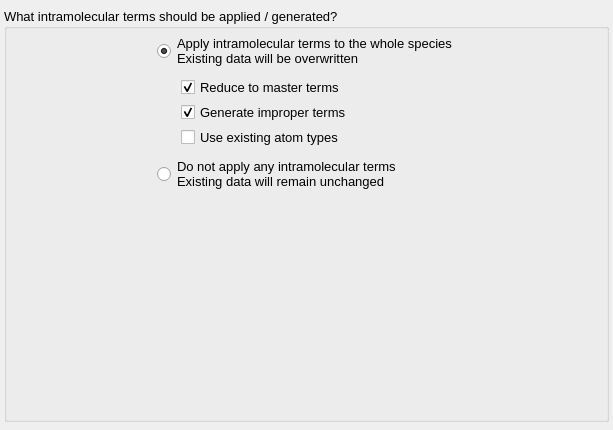
Before: the Qt Designer form src/gui/addforcefieldtermswizard.ui in disorderedmaterials/dissolve, drawn with Qt 5.
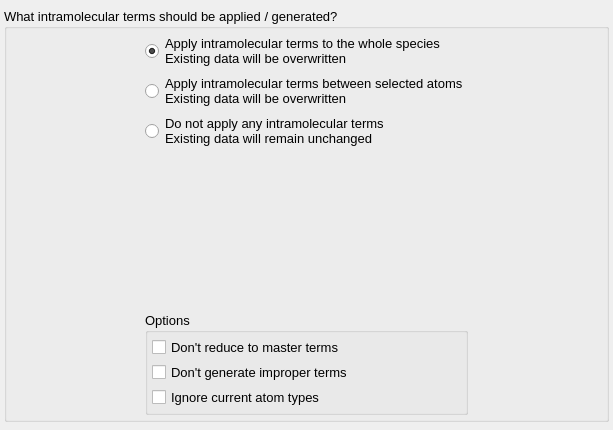
After: the same form once the commit is applied. The open tabs and pages were chosen to show the change. Icons and pictures are not drawn. Custom widgets are drawn as their Qt base class.

Commit message: Allow forcefield types/terms to be assigned to current atom selection only.

The edit to the form file:
```diff
--- a/src/gui/addforcefieldtermswizard.ui
+++ b/src/gui/addforcefieldtermswizard.ui
@@ -473,102 +473,25 @@
              </widget>
             </item>
             <item>
-             <layout class="QHBoxLayout" name="horizontalLayout_9">
-              <property name="spacing">
-               <number>0</number>
+             <widget class="QRadioButton" name="IntramolecularTermsAssignSelectionRadio">
+              <property name="text">
+               <string>Apply intramolecular terms between selected atoms
+Existing data will be overwritten</string>
               </property>
-              <item>
-               <spacer name="horizontalSpacer_3">
-                <property name="orientation">
-                 <enum>Qt::Horizontal</enum>
-                </property>
-                <property name="sizeType">
-                 <enum>QSizePolicy::Fixed</enum>
-                </property>
-                <property name="sizeHint" stdset="0">
-                 <size>
-                  <width>20</width>
-                  <height>20</height>
-                 </size>
-                </property>
-               </spacer>
-              </item>
-              <item>
-               <widget class="QWidget" name="IntramolecularTermsWidget" native="true">
-                <property name="sizePolicy">
-                 <sizepolicy hsizetype="Expanding" vsizetype="Preferred">
-                  <horstretch>0</horstretch>
-                  <verstretch>0</verstretch>
-                 </sizepolicy>
-                </property>
-                <layout class="QVBoxLayout" name="verticalLayout_19">
-                 <property name="spacing">
-                  <number>4</number>
-                 </property>
-                 <property name="leftMargin">
-                  <number>4</number>
-                 </property>
-                 <property name="topMargin">
-                  <number>4</number>
-                 </property>
-                 <property name="rightMargin">
-                  <number>4</number>
-                 </property>
-                 <property name="bottomMargin">
-                  <number>4</number>
-                 </property>
-                 <item>
-                  <widget class="QCheckBox" name="ReduceToMasterTermsCheck">
-                   <property name="sizePolicy">
-                    <sizepolicy hsizetype="Expanding" vsizetype="Fixed">
-                     <horstretch>0</horstretch>
-                     <verstretch>0</verstretch>
-                    </sizepolicy>
-                   </property>
-                   <property name="text">
-                    <string>Reduce to master terms</string>
-                   </property>
-                   <property name="checked">
-                    <bool>true</bool>
-                   </property>
-                  </widget>
-                 </item>
-                 <item>
-                  <widget class="QCheckBox" name="GenerateImproperTermsCheck">
-                   <property name="sizePolicy">
-                    <sizepolicy hsizetype="Expanding" vsizetype="Fixed">
-                     <horstretch>0</horstretch>
-                     <verstretch>0</verstretch>
-                    </sizepolicy>
-                   </property>
-                   <property name="text">
-                    <string>Generate improper terms</string>
-                   </property>
-                   <property name="checked">
-                    <bool>true</bool>
-                   </property>
-                  </widget>
-                 </item>
-                 <item>
-                  <widget class="QCheckBox" name="UseTypesFromSpeciesCheck">
-                   <property name="sizePolicy">
-                    <sizepolicy hsizetype="Expanding" vsizetype="Fixed">
-                     <horstretch>0</horstretch>
-                     <verstretch>0</verstretch>
-                    </sizepolicy>
-                   </property>
-                   <property name="toolTip">
-                    <string>If enabled, current/assigned atom types in the Species will be used. If disabled, temporary types from the Forcefield will be generated and used to assign terms.</string>
-                   </property>
-                   <property name="text">
-                    <string>Use existing atom types</string>
-                   </property>
-                  </widget>
-                 </item>
-                </layout>
-               </widget>
-              </item>
-             </layout>
+              <property name="icon">
+               <iconset resource="main.qrc">
+                <normaloff>:/wizard/icons/wizard_selectedatoms.svg</normaloff>:/wizard/icons/wizard_selectedatoms.svg</iconset>
+              </property>
+              <property name="iconSize">
+               <size>
+                <width>40</width>
+                <height>40</height>
+               </size>
+              </property>
+              <property name="checked">
+               <bool>false</bool>
+              </property>
+             </widget>
             </item>
             <item>
              <widget class="QRadioButton" name="ApplyNoIntramolecularTermsCheck">
@@ -604,6 +527,87 @@
               </property>
              </spacer>
             </item>
+            <item>
+             <widget class="QGroupBox" name="IntramolecularOptionsGroup">
+              <property name="title">
+               <string>Options</string>
+              </property>
+              <layout class="QVBoxLayout" name="verticalLayout_2">
+               <property name="spacing">
+                <number>4</number>
+               </property>
+               <property name="leftMargin">
+                <number>4</number>
+               </property>
+               <property name="topMargin">
+                <number>4</number>
+               </property>
+               <property name="rightMargin">
+                <number>4</number>
+               </property>
+               <property name="bottomMargin">
+                <number>4</number>
+               </property>
+               <item>
+                <widget class="QCheckBox" name="NoMasterTermsCheck">
+                 <property name="sizePolicy">
+                  <sizepolicy hsizetype="Expanding" vsizetype="Fixed">
+                   <horstretch>0</horstretch>
+                   <verstretch>0</verstretch>
+                  </sizepolicy>
+                 </property>
+                 <property name="toolTip">
+                  <string>If enabled, terms will not be reduced to master term entries</string>
+                 </property>
+                 <property name="text">
+                  <string>Don't reduce to master terms</string>
+                 </property>
+                 <property name="checked">
+                  <bool>false</bool>
+                 </property>
+                </widget>
+               </item>
+               <item>
+                <widget class="QCheckBox" name="NoImproperTermsCheck">
+                 <property name="sizePolicy">
+                  <sizepolicy hsizetype="Expanding" vsizetype="Fixed">
+                   <horstretch>0</horstretch>
+                   <verstretch>0</verstretch>
+                  </sizepolicy>
+                 </property>
+                 <property name="toolTip">
+                  <string>If enabled, no improper terms will be generated / applied</string>
+                 </property>
+                 <property name="text">
+                  <string>Don't generate improper terms</string>
+                 </property>
+                 <property name="checked">
+                  <bool>false</bool>
+                 </property>
+                </widget>
+               </item>
+               <item>
+                <widget class="QCheckBox" name="IgnoreCurrentTypesCheck">
+                 <property name="sizePolicy">
+                  <sizepolicy hsizetype="Expanding" vsizetype="Fixed">
+                   <horstretch>0</horstretch>
+                   <verstretch>0</verstretch>
+                  </sizepolicy>
+                 </property>
+                 <property name="toolTip">
+                  <string>If enabled, temporary type names from the Forcefield will be assigned / generated and used to assign terms. Otherwise, current atom type names will be used</string>
+                 </property>
+                 <property name="text">
+                  <string>Ignore current atom types</string>
+                 </property>
+                 <property name="checked">
+                  <bool>false</bool>
+                 </property>
+                </widget>
+               </item>
+              </layout>
+             </widget>
+            </item>
            </layout>
           </item>
           <item>
```
Left out of the diff: 6 changed lines with no effect on the pictures. The commit also changes 7 other files.
